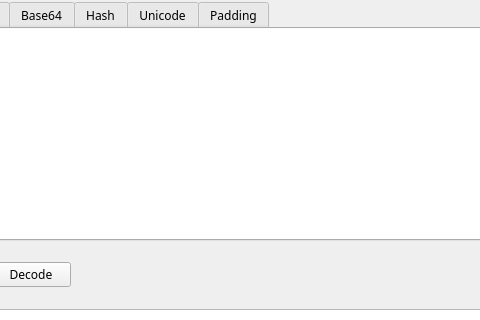
liyansong2018/ReverseWidget, file ui/code_window.ui: the form before one commit; both pictures show x 115 to 595 and y 0 to 320 of the 900 by 550 pixel window.
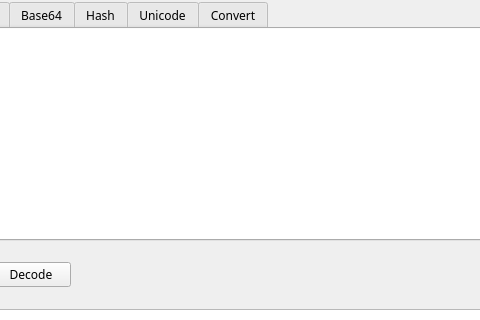
The form after the commit. Icons and pictures are not drawn.

```diff
--- a/ui/code_window.ui
+++ b/ui/code_window.ui
@@ -352,7 +352,7 @@
        <string notr="true">border: 0px;</string>
       </property>
       <attribute name="title">
-       <string>Padding</string>
+       <string>Convert</string>
       </attribute>
       <layout class="QHBoxLayout" name="horizontalLayout_24">
        <property name="spacing">
```
